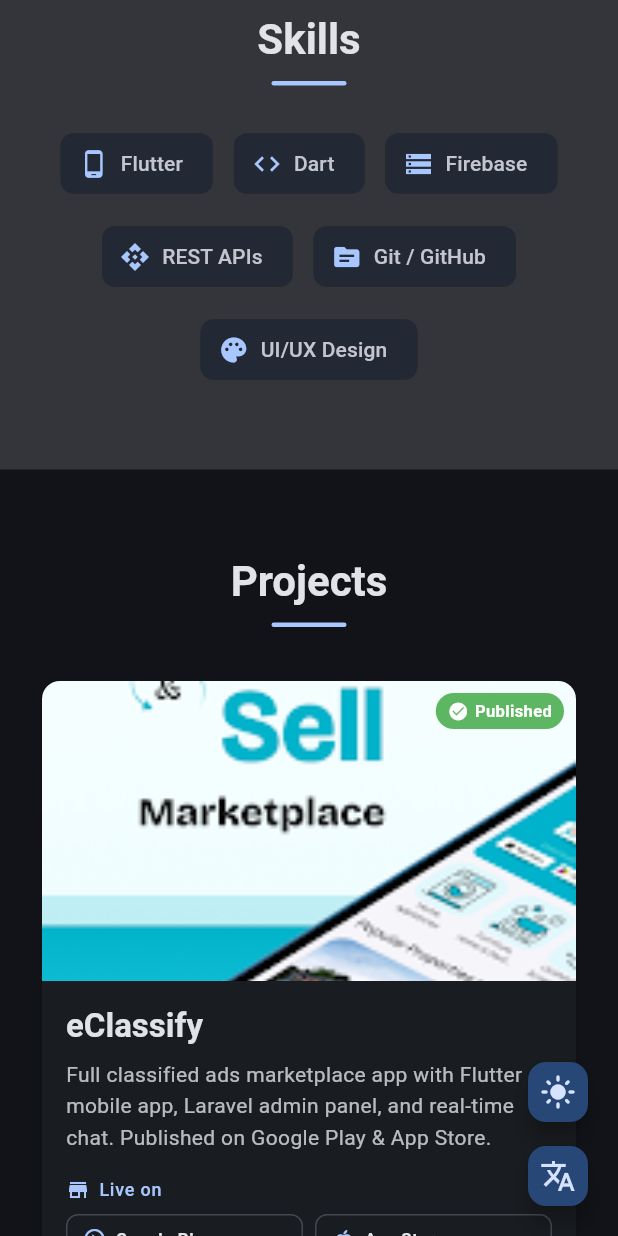
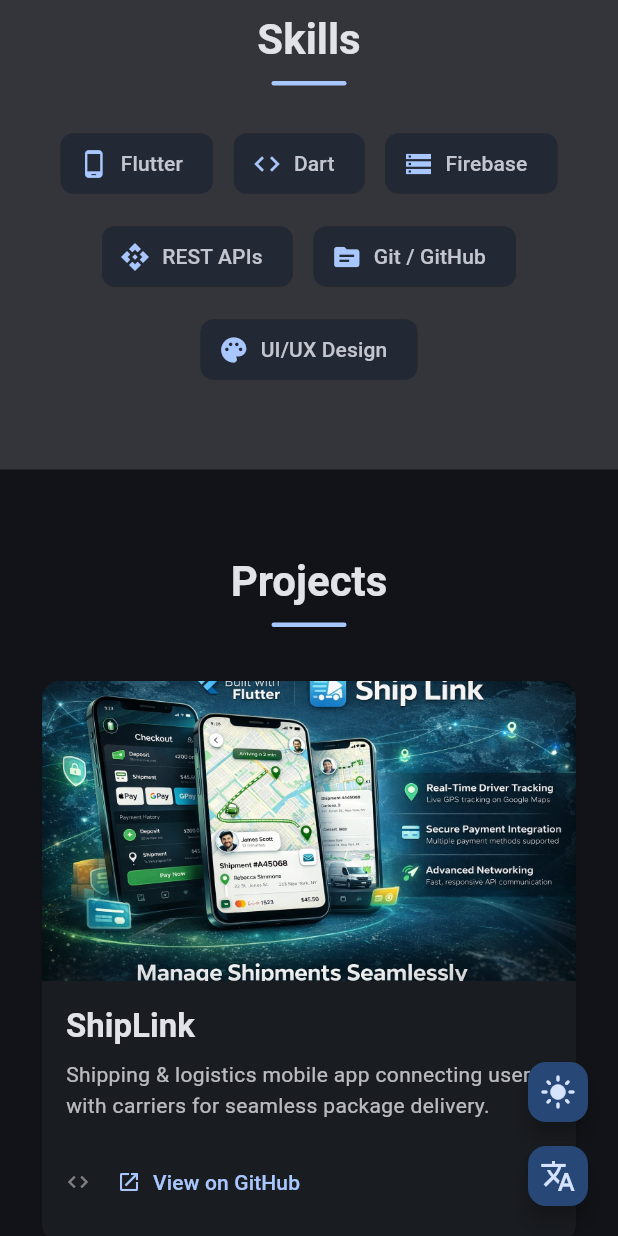
Before and after one commit to Mahmoudfahmy616572/My_protfolio, a Flutter app: the screen it shows after launch, scrolled down 1152 dp, on a phone screen of 412 x 824 dp. Run offline on Flutter 3.47's test engine with Material 3 defaults, Android fonts, the phone set to English and light mode, and no system bars.

Commit message:
Restore ShipLink, add eClassify as 5th project

```diff
--- a/lib/localization.dart
+++ b/lib/localization.dart
@@ -20,7 +20,10 @@ class AppLocalizations {
     'skill_git': 'Git / GitHub',
     'skill_ui_ux': 'UI/UX Design',
     'projects': 'Projects',
-    'project_eclassify': 'eClassify',
+    'project_ship_link': 'ShipLink',
+    'project_ship_link_desc':
+        'Shipping & logistics mobile app connecting users with carriers for seamless package delivery.',
+    'project_eclassify': 'eClassify - Classified Marketplace',
     'project_eclassify_desc':
         'Full classified ads marketplace app with Flutter mobile app, Laravel admin panel, and real-time chat. Published on Google Play & App Store.',
     'project_sneakers': 'Sneakers',
@@ -65,7 +68,10 @@ class AppLocalizations {
     'skill_git': 'جيت / جيت هاب',
     'skill_ui_ux': 'تصميم واجهات',
     'projects': 'المشاريع',
-    'project_eclassify': 'eClassify',
+    'project_ship_link': 'ShipLink',
+    'project_ship_link_desc':
+        'تطبيق شحن ولوجستيات يربط المستخدمين بشركات النقل لتوصيل الطرود بسلاسة.',
+    'project_eclassify': 'eClassify - سوق الإعلانات',
     'project_eclassify_desc':
         'سوق متكامل للإعلانات المبوبة مع تطبيق فلاتر ولوحة تحكم Laravel ومحادثة فورية. منشور على Google Play و App Store.',
     'project_sneakers': 'سنيكرز',
--- a/lib/screens/home_page.dart
+++ b/lib/screens/home_page.dart
@@ -401,12 +401,9 @@ class _ProjectsSection extends StatelessWidget {
 
     final projects = [
       _Project(
-        name: 'eClassify',
-        description: t.tr('project_eclassify_desc'),
-        imagePath: 'assets/images/eclassify.jpeg',
-        playStoreUrl:
-            'https://play.google.com/store/apps/details?id=com.eclassify.wrteam',
-        appStoreUrl: 'https://testflight.apple.com/join/woAP0dC5',
+        name: t.tr('project_ship_link'),
+        description: t.tr('project_ship_link_desc'),
+        imagePath: 'assets/images/ShipLink.png',
         githubUrl: 'https://github.com/Mahmoudfahmy616572/ship_link',
       ),
       _Project(
@@ -427,6 +424,15 @@ class _ProjectsSection extends StatelessWidget {
         description: t.tr('project_minishop_desc'),
         imagePath: 'assets/images/minishop.jpeg',
         githubUrl: 'https://github.com/Mahmoudfahmy616572/e_commerce',
+      ),
+      _Project(
+        name: 'eClassify',
+        description: t.tr('project_eclassify_desc'),
+        imagePath: 'assets/images/eclassify.jpeg',
+        playStoreUrl:
+            'https://play.google.com/store/apps/details?id=com.eclassify.wrteam',
+        appStoreUrl: 'https://testflight.apple.com/join/woAP0dC5',
+        githubUrl: 'https://github.com/Mahmoudfahmy616572/ship_link',
       ),
     ];
 
```
